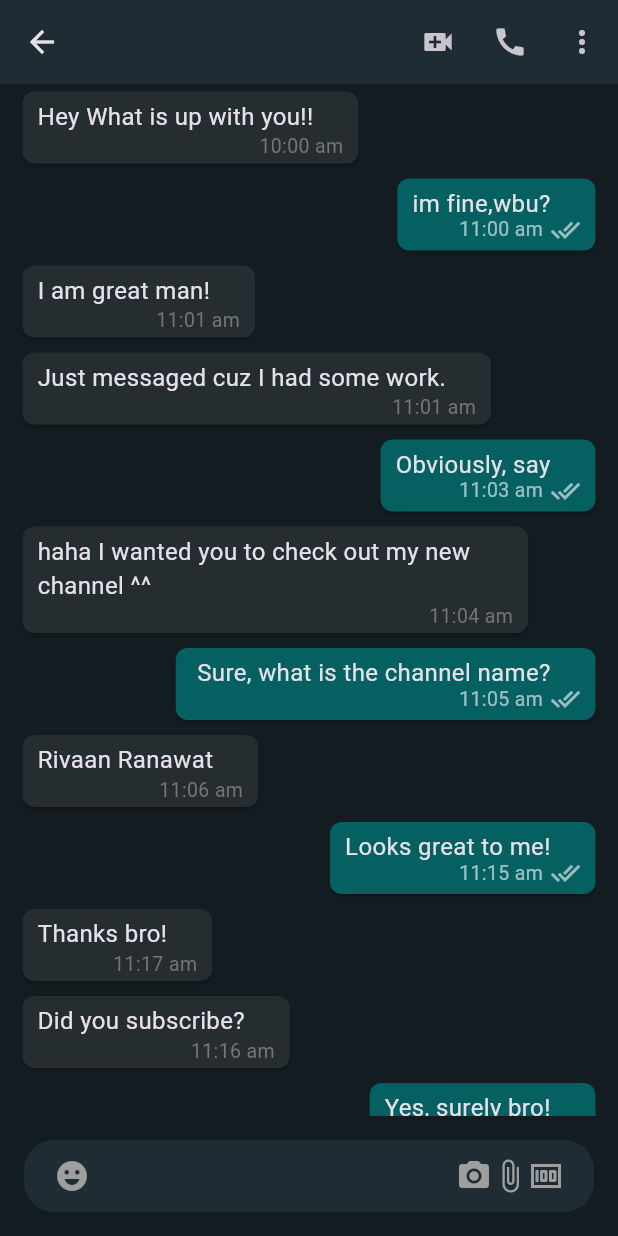
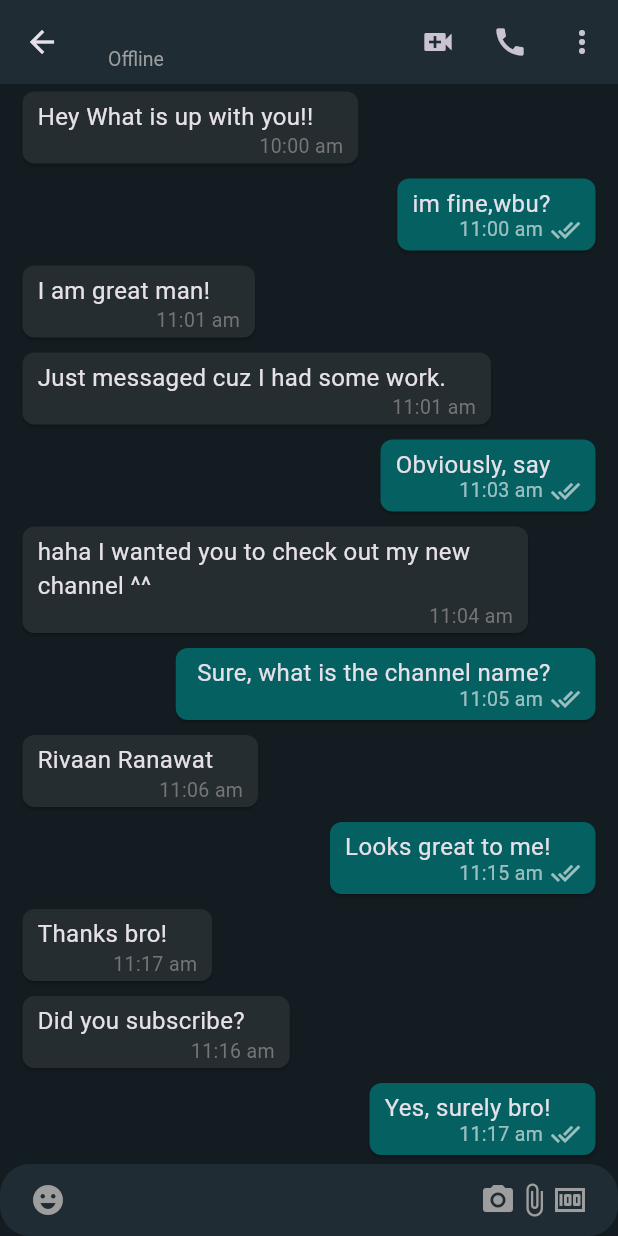
Before and after one commit to sanketsakpal/soul_chat, a Flutter app: the MobileChatScreen screen opened directly with empty values, on a phone screen of 412 x 824 dp. Run offline on Flutter 3.47's test engine with Material 3 defaults, Android fonts, the light colour scheme and no system bars; our stand-ins replace cloud_firestore, country_picker, firebase_auth, firebase_core, firebase_storage, flutter_contacts and 3 more; accounts and stored records are empty.

Commit message:
[feature] - added a online offline feature [fix] - back option not shown on chat screen

```diff
--- a/lib/Screens/mobile_chat_screen.dart
+++ b/lib/Screens/mobile_chat_screen.dart
@@ -1,9 +1,13 @@
 import 'package:flutter/material.dart';
+import 'package:flutter_riverpod/flutter_riverpod.dart';
 import 'package:soul_chat/Widgets/chats_list.dart';
 import 'package:soul_chat/colors.dart';
+import 'package:soul_chat/common/widgets/loader.dart';
+import 'package:soul_chat/features/auth/controller/auth_controller.dart';
 import 'package:soul_chat/info.dart';
+import 'package:soul_chat/models/user_model.dart';
 
-class MobileChatScreen extends StatelessWidget {
+class MobileChatScreen extends ConsumerWidget {
   final String name;
   final String uid;
   final String profilePic;
@@ -14,17 +18,35 @@ class MobileChatScreen extends StatelessWidget {
       required this.profilePic});
 
   @override
-  Widget build(BuildContext context) {
+  Widget build(BuildContext context, WidgetRef ref) {
     return Scaffold(
       appBar: AppBar(
         backgroundColor: appBarColor,
-        title: Text(
+        title: StreamBuilder<UserModel>(
+            stream: ref.read(authControllerProvider).userDataByUserId(uid),
+            builder: (context, snapShot) {
+              if (snapShot.connectionState == ConnectionState.waiting) {
+                return const Loader();
+              }
+              return Column(
+                children: [
+                  Text(
                     name,
                     style: const TextStyle(
                       fontSize: 18,
                       color: Colors.white,
                     ),
                   ),
+                  Text(
+                    snapShot.data!.isOnline ? 'Online' : 'Offline',
+                    style: const TextStyle(
+                      fontSize: 13,
+                      color: Colors.grey,
+                    ),
+                  ),
+                ],
+              );
+            }),
         centerTitle: false,
         actions: [
           IconButton(
@@ -46,18 +68,7 @@ class MobileChatScreen extends StatelessWidget {
           const Expanded(
             child: ChatList(),
           ),
-          Padding(
-            padding: const EdgeInsets.all(16.0),
-            child: TextField(
-              // scrollPadding: EdgeInsets.only(
-              //   bottom: MediaQuery.of(context).viewInsets.bottom + 36,
-              // ),
-              cursorColor: Colors.white,
-              showCursor: true,
-              style: const TextStyle(
-                color: Colors.white,
-              ),
-
+          TextField(
             decoration: InputDecoration(
               filled: true,
               fillColor: mobileChatBoxColor,
@@ -89,7 +100,7 @@ class MobileChatScreen extends StatelessWidget {
                 ),
               ),
               hintText: 'Type a message!',
-                hintStyle: TextStyle(color: Colors.white),
+              hintStyle: const TextStyle(color: Colors.white),
               border: OutlineInputBorder(
                 borderRadius: BorderRadius.circular(20.0),
                 borderSide: const BorderSide(
@@ -100,7 +111,6 @@ class MobileChatScreen extends StatelessWidget {
               contentPadding: const EdgeInsets.all(10),
             ),
           ),
-          ),
         ],
       ),
     );
--- a/lib/features/auth/controller/auth_controller.dart
+++ b/lib/features/auth/controller/auth_controller.dart
@@ -48,4 +48,8 @@ class AuthController {
       context: context,
     );
   }
+
+  Stream<UserModel> userDataByUserId(String userId) {
+    return authRepository.userData(userId);
+  }
 }
--- a/lib/features/auth/repositories/auth_repository.dart
+++ b/lib/features/auth/repositories/auth_repository.dart
@@ -3,6 +3,7 @@ import 'dart:io';
 
 import 'package:cloud_firestore/cloud_firestore.dart';
 import 'package:firebase_auth/firebase_auth.dart';
+import 'package:firebase_storage/firebase_storage.dart';
 import 'package:flutter/material.dart';
 import 'package:flutter_riverpod/flutter_riverpod.dart';
 import 'package:go_router/go_router.dart';
@@ -115,4 +116,10 @@ class AuthRepository {
       }
     }
   }
+
+  Stream<UserModel> userData(String useId) {
+    return firebaseFirestore.collection('users').doc(useId).snapshots().map(
+          (event) => UserModel.fromMap(event.data()!),
+        );
+  }
 }
--- a/lib/features/select_contacts/repository/select_contact_repository.dart
+++ b/lib/features/select_contacts/repository/select_contact_repository.dart
@@ -41,7 +41,7 @@ class SelectContactRepository {
 
         if (selectedPhoneNumber == userData.phoneNumber) {
           isFound = true;
-          context.goNamed(RouteName.mobileChatScreen, queryParameters: {
+          context.pushNamed(RouteName.mobileChatScreen, queryParameters: {
             'name': userData.name,
             'uid': userData.uid,
             'profilePic': userData.profilePic
--- a/lib/main.dart
+++ b/lib/main.dart
@@ -28,7 +28,6 @@ class MyApp extends ConsumerWidget {
     return MaterialApp.router(
       debugShowCheckedModeBanner: false,
       title: 'Whatsapp UI',
-
       theme: ThemeData.dark().copyWith(
         appBarTheme: const AppBarTheme(
           color: appBarColor,
```
Also changed, not shown: pubspec.lock, 3 other files. Lines whose indentation alone changed are shown as unchanged.
